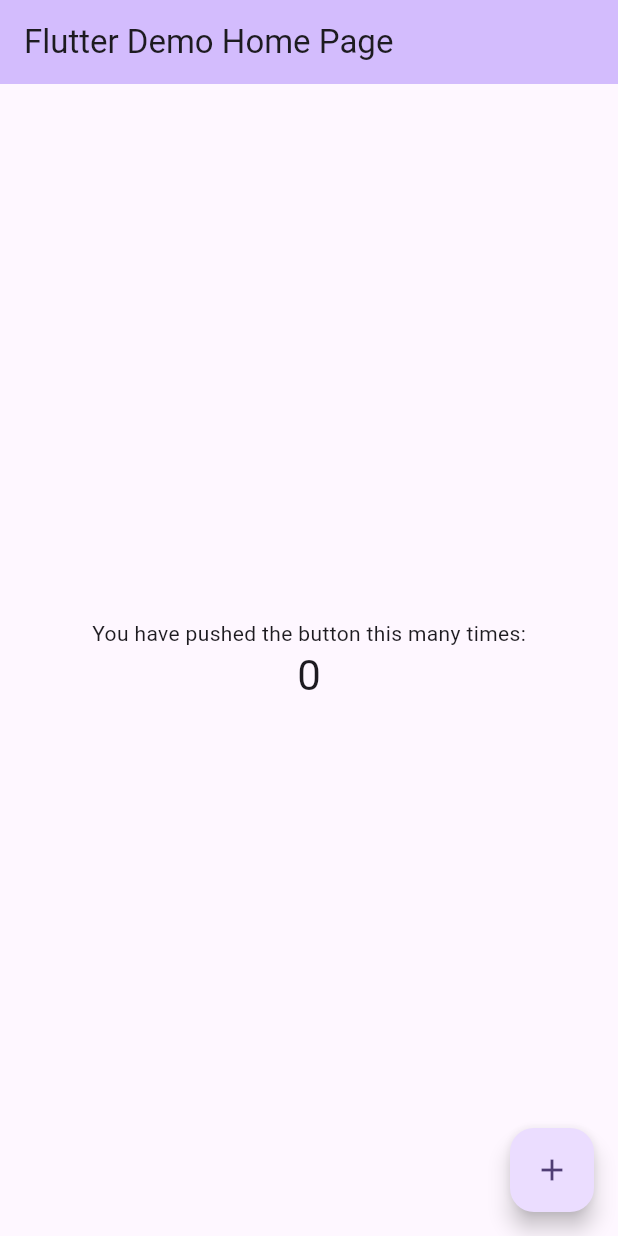
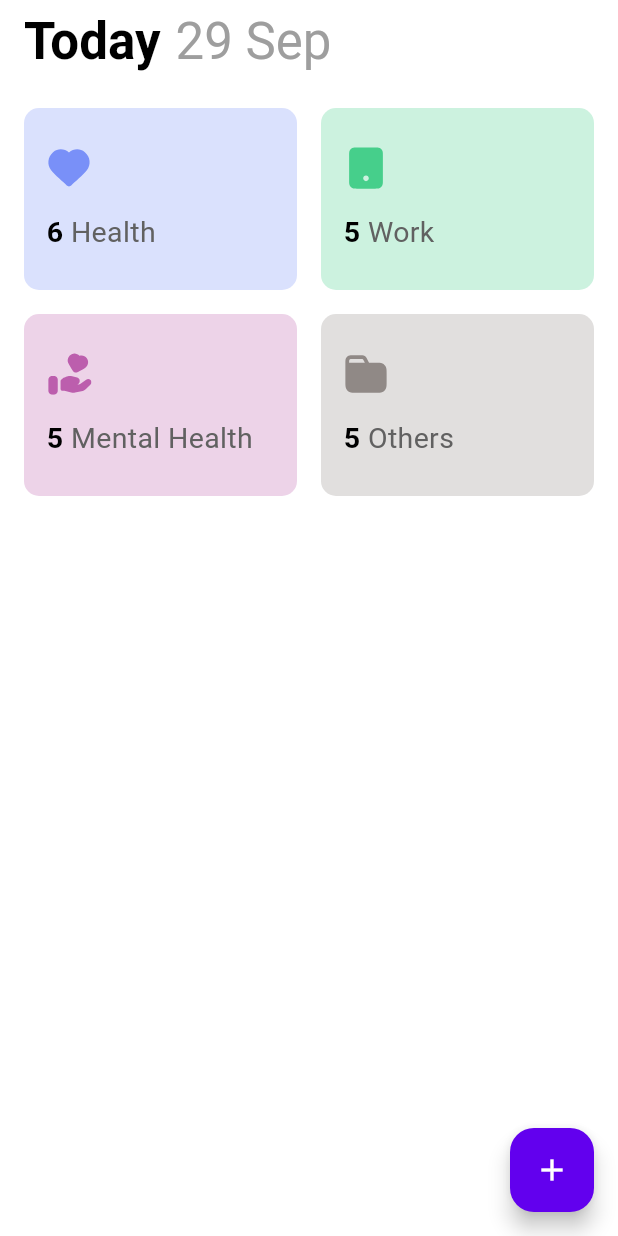
Before and after one commit to YxngDjin/Todo_App, a Flutter app: the screen it shows after launch, on a phone screen of 412 x 824 dp. Run offline on Flutter 3.47's test engine with Material 3 defaults, Android fonts, the phone set to English and light mode, and no system bars; our stand-ins replace flutter_svg.

Commit message:
Add Card Widgets

```diff
--- /dev/null
+++ b/lib/components/homecard.dart
@@ -0,0 +1,55 @@
+import 'package:flutter/material.dart';
+import 'package:flutter_svg/flutter_svg.dart';
+
+class Homecard extends StatelessWidget {
+  final String iconpath;
+  final String text;
+  final int number;
+  final Color color;
+
+  const Homecard({
+    super.key,
+    required this.iconpath,
+    required this.text,
+    required this.number,
+    required this.color,
+  });
+
+  @override
+  Widget build(BuildContext context) {
+    return Container(
+      padding: EdgeInsets.symmetric(horizontal: 15, vertical: 25),
+      decoration: BoxDecoration(
+        borderRadius: BorderRadius.circular(10),
+        color: color,
+      ),
+      child: Row(
+        crossAxisAlignment: CrossAxisAlignment.center,
+        mainAxisAlignment: MainAxisAlignment.start,
+        children: [
+          Column(
+            crossAxisAlignment: CrossAxisAlignment.start,
+            mainAxisAlignment: MainAxisAlignment.spaceBetween,
+            children: [
+              SvgPicture.asset(iconpath, width: 30, height: 30),
+              Row(
+                crossAxisAlignment: CrossAxisAlignment.start,
+                children: [
+                  Text(
+                    number.toString(),
+                    style: TextStyle(fontSize: 19, fontWeight: FontWeight.bold),
+                  ),
+                  SizedBox(width: 5),
+                  Text(
+                    text,
+                    style: TextStyle(fontSize: 19, color: Colors.grey.shade700),
+                  ),
+                ],
+              ),
+            ],
+          ),
+        ],
+      ),
+    );
+  }
+}
--- a/lib/main.dart
+++ b/lib/main.dart
@@ -1,4 +1,6 @@
+import 'package:eatak/components/homecard.dart';
 import 'package:flutter/material.dart';
+import 'package:intl/intl.dart';
 
 void main() {
   runApp(const MyApp());
@@ -11,7 +13,8 @@
   @override
   Widget build(BuildContext context) {
     return MaterialApp(
-      title: 'Eattak',
+      debugShowCheckedModeBanner: false,
+      title: 'Todo Design',
       theme: ThemeData(
         // This is the theme of your application.
         //
@@ -28,7 +31,7 @@
         //
         // This works for code too, not just values: Most code changes can be
         // tested with just a hot reload.
-        colorScheme: ColorScheme.fromSeed(seedColor: Colors.deepPurple),
+        colorScheme: ColorScheme.light(),
       ),
       home: const MyHomePage(title: 'Flutter Demo Home Page'),
     );
@@ -77,39 +80,60 @@
     // than having to individually change instances of widgets.
     return Scaffold(
       appBar: AppBar(
-        // TRY THIS: Try changing the color here to a specific color (to
-        // Colors.amber, perhaps?) and trigger a hot reload to see the AppBar
-        // change color while the other colors stay the same.
-        backgroundColor: Theme.of(context).colorScheme.inversePrimary,
-        // Here we take the value from the MyHomePage object that was created by
-        // the App.build method, and use it to set our appbar title.
-        title: Text(widget.title),
+        automaticallyImplyLeading: false,
+        title: Align(
+          alignment: Alignment.centerLeft,
+          child: Row(
+            crossAxisAlignment: CrossAxisAlignment.center,
+            children: [
+              const Text(
+                "Today",
+                style: TextStyle(fontSize: 34, fontWeight: FontWeight.bold),
+              ),
+              SizedBox(width: 10),
+              Text(
+                DateFormat("d MMM").format(DateTime.now()),
+                style: const TextStyle(fontSize: 34, color: Colors.grey),
+              ),
+            ],
+          ),
+        ),
       ),
-      body: Center(
-        // Center is a layout widget. It takes a single child and positions it
-        // in the middle of the parent.
-        child: Column(
-          // Column is also a layout widget. It takes a list of children and
-          // arranges them vertically. By default, it sizes itself to fit its
-          // children horizontally, and tries to be as tall as its parent.
-          //
-          // Column has various properties to control how it sizes itself and
-          // how it positions its children. Here we use mainAxisAlignment to
-          // center the children vertically; the main axis here is the vertical
-          // axis because Columns are vertical (the cross axis would be
-          // horizontal).
-          //
-          // TRY THIS: Invoke "debug painting" (choose the "Toggle Debug Paint"
-          // action in the IDE, or press "p" in the console), to see the
-          // wireframe for each widget.
-          mainAxisAlignment: MainAxisAlignment.center,
-          children: <Widget>[
-            const Text('You have pushed the button this many times:'),
-            Text(
-              '$_counter',
-              style: Theme.of(context).textTheme.headlineMedium,
-            ),
-          ],
+      body: SafeArea(
+        child: Padding(
+          padding: const EdgeInsets.all(16.0),
+          child: GridView.count(
+            crossAxisCount: 2,
+            mainAxisSpacing: 16,
+            crossAxisSpacing: 16,
+            childAspectRatio: 1.5,
+            children: [
+              Homecard(
+                iconpath: "assets/icons/heart.svg",
+                text: "Health",
+                number: 6,
+                color: Color.fromARGB(70, 121, 144, 248),
+              ),
+              Homecard(
+                iconpath: "assets/icons/tablet.svg",
+                text: "Work",
+                number: 5,
+                color: Color.fromARGB(70, 70, 207, 139),
+              ),
+              Homecard(
+                iconpath: "assets/icons/heart-hand.svg",
+                text: "Mental Health",
+                number: 5,
+                color: Color.fromARGB(70, 188, 94, 173),
+              ),
+              Homecard(
+                iconpath: "assets/icons/folder.svg",
+                text: "Others",
+                number: 5,
+                color: Color.fromARGB(70, 144, 137, 134),
+              ),
+            ],
+          ),
         ),
       ),
       floatingActionButton: FloatingActionButton(
```
